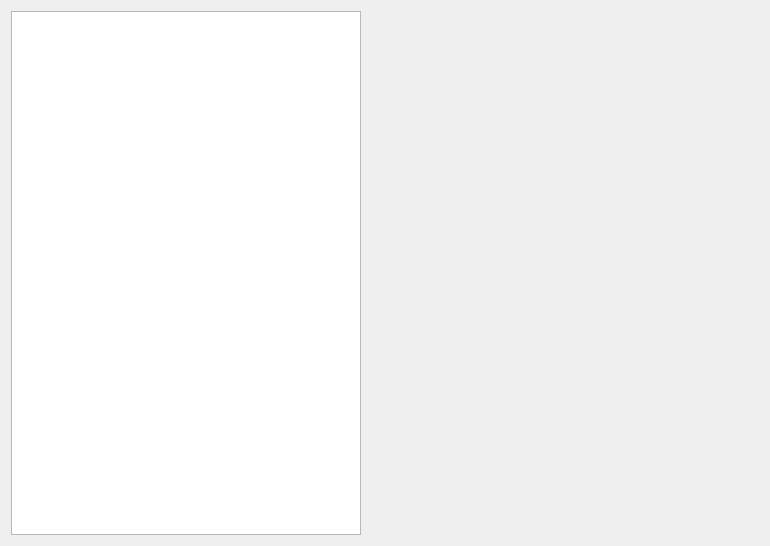
The window that dataplotter/thermalcomfhistog.ui (Nobatek/simuplot) describes before a commit, drawn with Qt 5.
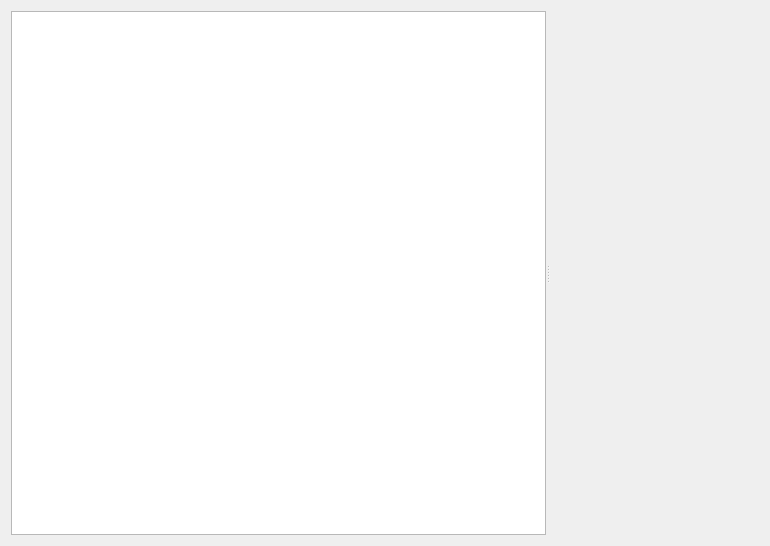
The same window after the commit. Custom widgets are drawn as their Qt base class.

Commit message: Plotter lists cols autoresize. QSplitter for manual plot resize.

Patch:
```diff
--- a/dataplotter/thermalcomfhistog.ui
+++ b/dataplotter/thermalcomfhistog.ui
@@ -15,9 +15,13 @@
   </property>
   <layout class="QHBoxLayout" name="horizontalLayout">
    <item>
+    <widget class="QSplitter" name="splitter">
+     <property name="orientation">
+      <enum>Qt::Horizontal</enum>
+     </property>
     <widget class="QTableWidget" name="listW">
      <property name="sizePolicy">
-      <sizepolicy hsizetype="Fixed" vsizetype="Expanding">
+       <sizepolicy hsizetype="Preferred" vsizetype="Expanding">
        <horstretch>0</horstretch>
        <verstretch>0</verstretch>
       </sizepolicy>
@@ -37,8 +41,8 @@
      <property name="columnCount">
       <number>0</number>
      </property>
-     <attribute name="horizontalHeaderDefaultSectionSize">
-      <number>175</number>
+      <attribute name="horizontalHeaderStretchLastSection">
+       <bool>true</bool>
      </attribute>
      <attribute name="verticalHeaderVisible">
       <bool>false</bool>
@@ -47,8 +51,6 @@
       <bool>true</bool>
      </attribute>
     </widget>
-   </item>
-   <item>
     <widget class="MplWidget" name="plotW" native="true">
      <property name="sizePolicy">
       <sizepolicy hsizetype="Expanding" vsizetype="Expanding">
@@ -56,6 +58,7 @@
        <verstretch>0</verstretch>
       </sizepolicy>
      </property>
+     </widget>
     </widget>
    </item>
   </layout>
```
Lines whose indentation alone changed are shown as unchanged. The commit also changes 3 other files.
